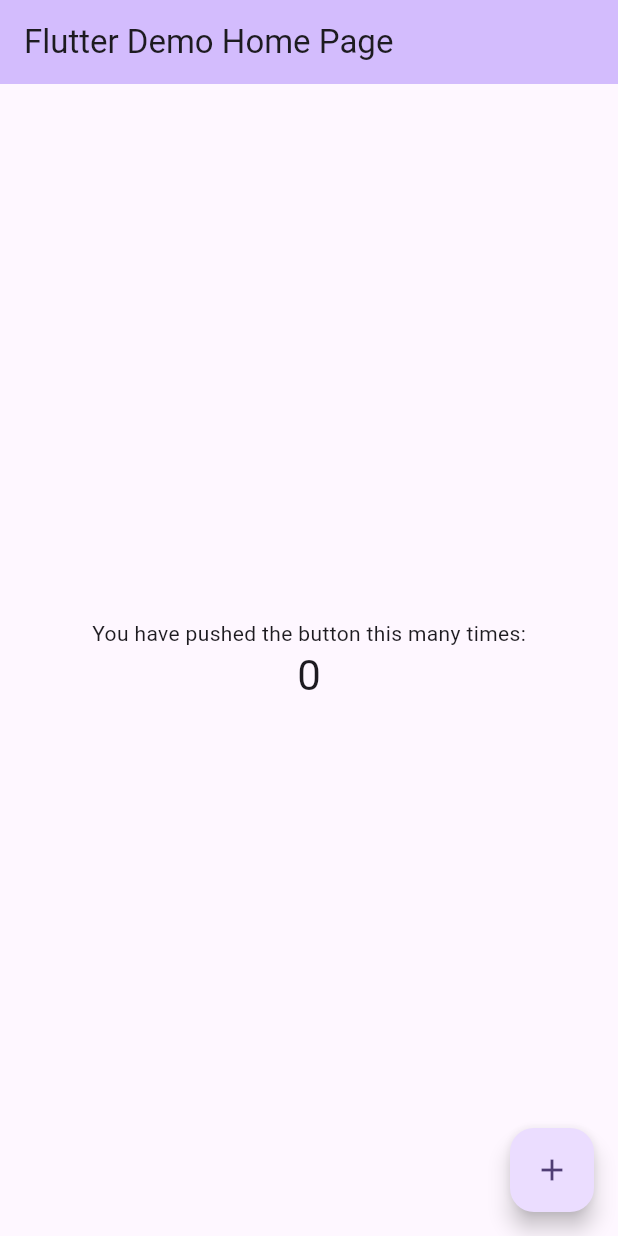
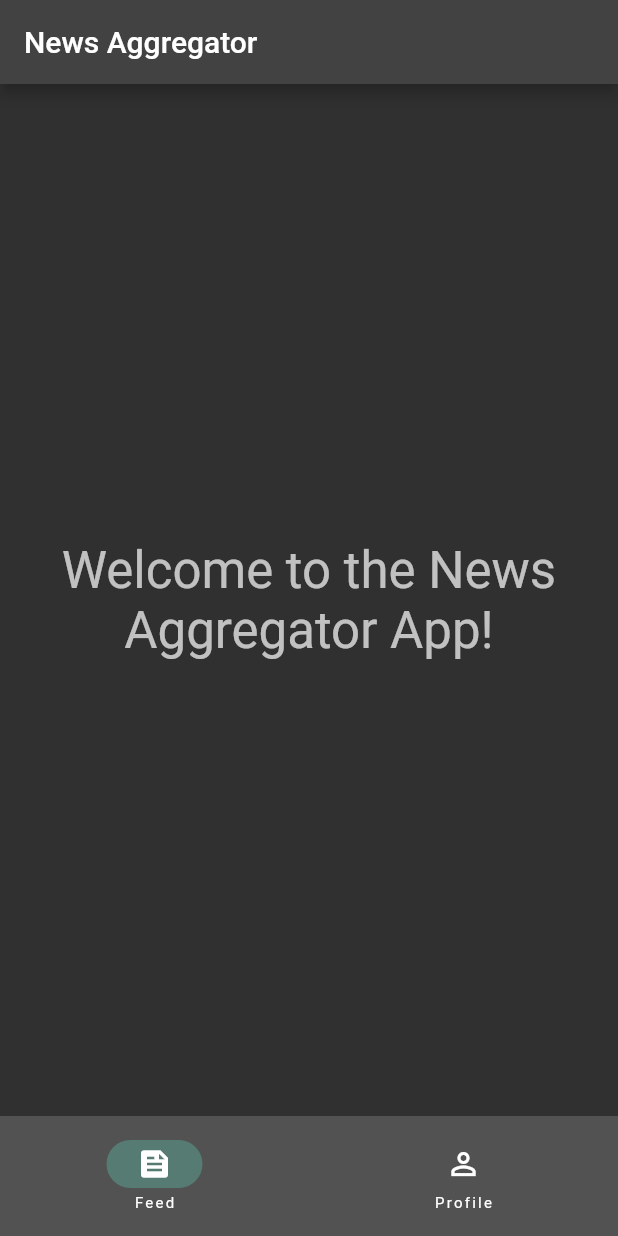
Before and after one commit to valehasadli/news-mobile, a Flutter app: the screen it shows after launch, on a phone screen of 412 x 824 dp. Run offline on Flutter 3.47's test engine with Material 2 defaults, Android fonts, the phone set to English and light mode, and no system bars; our stand-ins replace flutter_riverpod, go_router.

Commit message:
folder structure and routing

```diff
--- /dev/null
+++ b/lib/features/landing/presentation/landing_screen.dart
@@ -0,0 +1,21 @@
+import 'package:flutter/material.dart';
+
+class LandingScreen extends StatelessWidget {
+  const LandingScreen({super.key});
+
+  @override
+  Widget build(BuildContext context) {
+    return Scaffold(
+      appBar: AppBar(
+        title: const Text('News Aggregator'),
+      ),
+      body: Center(  // This will center the child widget on the screen
+        child: Text(
+          'Welcome to the News Aggregator App!', // The text you want to display
+          style: Theme.of(context).textTheme.headline4, // Optional: Applying a text theme
+          textAlign: TextAlign.center, // Optional: Centering the text inside the Text widget
+        ),
+      ),
+    );
+  }
+}
--- /dev/null
+++ b/lib/localization/string_hardcoded.dart
@@ -0,0 +1,3 @@
+extension StringHardcoded on String {
+  String get hardcoded => this;
+}
--- a/lib/main.dart
+++ b/lib/main.dart
@@ -1,125 +1,22 @@
 import 'package:flutter/material.dart';
+import 'package:flutter_riverpod/flutter_riverpod.dart';
+import 'routing/app_router.dart';
 
-void main() {
-  runApp(const MyApp());
+Future<void> main() async {
+  runApp(const ProviderScope(child: MyApp()));
 }
 
-class MyApp extends StatelessWidget {
+class MyApp extends ConsumerWidget {
   const MyApp({super.key});
 
-  // This widget is the root of your application.
   @override
-  Widget build(BuildContext context) {
-    return MaterialApp(
+  Widget build(BuildContext context, WidgetRef ref) {
+    final goRouter = ref.watch(goRouterProvider);
+    return MaterialApp.router(
+      routerConfig: goRouter,
       title: 'Flutter Demo',
-      theme: ThemeData(
-        // This is the theme of your application.
-        //
-        // TRY THIS: Try running your application with "flutter run". You'll see
-        // the application has a blue toolbar. Then, without quitting the app,
-        // try changing the seedColor in the colorScheme below to Colors.green
-        // and then invoke "hot reload" (save your changes or press the "hot
-        // reload" button in a Flutter-supported IDE, or press "r" if you used
-        // the command line to start the app).
-        //
-        // Notice that the counter didn't reset back to zero; the application
-        // state is not lost during the reload. To reset the state, use hot
-        // restart instead.
-        //
-        // This works for code too, not just values: Most code changes can be
-        // tested with just a hot reload.
-        colorScheme: ColorScheme.fromSeed(seedColor: Colors.deepPurple),
-        useMaterial3: true,
-      ),
-      home: const MyHomePage(title: 'Flutter Demo Home Page'),
+      debugShowCheckedModeBanner: false,
+      theme: ThemeData.dark(),
     );
   }
 }
-
-class MyHomePage extends StatefulWidget {
-  const MyHomePage({super.key, required this.title});
-
-  // This widget is the home page of your application. It is stateful, meaning
-  // that it has a State object (defined below) that contains fields that affect
-  // how it looks.
-
-  // This class is the configuration for the state. It holds the values (in this
-  // case the title) provided by the parent (in this case the App widget) and
-  // used by the build method of the State. Fields in a Widget subclass are
-  // always marked "final".
-
-  final String title;
-
-  @override
-  State<MyHomePage> createState() => _MyHomePageState();
-}
-
-class _MyHomePageState extends State<MyHomePage> {
-  int _counter = 0;
-
-  void _incrementCounter() {
-    setState(() {
-      // This call to setState tells the Flutter framework that something has
-      // changed in this State, which causes it to rerun the build method below
-      // so that the display can reflect the updated values. If we changed
-      // _counter without calling setState(), then the build method would not be
-      // called again, and so nothing would appear to happen.
-      _counter++;
-    });
-  }
-
-  @override
-  Widget build(BuildContext context) {
-    // This method is rerun every time setState is called, for instance as done
-    // by the _incrementCounter method above.
-    //
-    // The Flutter framework has been optimized to make rerunning build methods
-    // fast, so that you can just rebuild anything that needs updating rather
-    // than having to individually change instances of widgets.
-    return Scaffold(
-      appBar: AppBar(
-        // TRY THIS: Try changing the color here to a specific color (to
-        // Colors.amber, perhaps?) and trigger a hot reload to see the AppBar
-        // change color while the other colors stay the same.
-        backgroundColor: Theme.of(context).colorScheme.inversePrimary,
-        // Here we take the value from the MyHomePage object that was created by
-        // the App.build method, and use it to set our appbar title.
-        title: Text(widget.title),
-      ),
-      body: Center(
-        // Center is a layout widget. It takes a single child and positions it
-        // in the middle of the parent.
-        child: Column(
-          // Column is also a layout widget. It takes a list of children and
-          // arranges them vertically. By default, it sizes itself to fit its
-          // children horizontally, and tries to be as tall as its parent.
-          //
-          // Column has various properties to control how it sizes itself and
-          // how it positions its children. Here we use mainAxisAlignment to
-          // center the children vertically; the main axis here is the vertical
-          // axis because Columns are vertical (the cross axis would be
-          // horizontal).
-          //
-          // TRY THIS: Invoke "debug painting" (choose the "Toggle Debug Paint"
-          // action in the IDE, or press "p" in the console), to see the
-          // wireframe for each widget.
-          mainAxisAlignment: MainAxisAlignment.center,
-          children: <Widget>[
-            const Text(
-              'You have pushed the button this many times:',
-            ),
-            Text(
-              '$_counter',
-              style: Theme.of(context).textTheme.headlineMedium,
-            ),
-          ],
-        ),
-      ),
-      floatingActionButton: FloatingActionButton(
-        onPressed: _incrementCounter,
-        tooltip: 'Increment',
-        child: const Icon(Icons.add),
-      ), // This trailing comma makes auto-formatting nicer for build methods.
-    );
-  }
-}
--- /dev/null
+++ b/lib/routing/app_router.dart
@@ -0,0 +1,51 @@
+import 'package:flutter/material.dart';
+import 'package:flutter_riverpod/flutter_riverpod.dart';
+import 'package:go_router/go_router.dart';
+import '../features/landing/presentation/landing_screen.dart';
+import './scaffold_with_nested_navigation.dart';
+
+enum AppRoute {
+  landing,
+  login,
+  registration,
+  logout,
+  profile,
+  search,
+  preference,
+  feed
+}
+
+// private navigators
+final _rootNavigatorKey = GlobalKey<NavigatorState>();
+final _landingNavigatorKey = GlobalKey<NavigatorState>();
+
+final goRouterProvider = Provider<GoRouter>((ref) {
+  return GoRouter(
+    initialLocation: '/',
+    navigatorKey: _rootNavigatorKey,
+    debugLogDiagnostics: true,
+    routes: [
+      StatefulShellRoute.indexedStack(
+        builder: (BuildContext context, GoRouterState state,
+            StatefulNavigationShell navigationShell) {
+          return ScaffoldWithNestedNavigation(navigationShell: navigationShell);
+        },
+        branches: [
+          StatefulShellBranch(
+            navigatorKey: _landingNavigatorKey,
+            routes: [
+              GoRoute(
+                path: '/',
+                name: AppRoute.landing.name,
+                pageBuilder: (context, state) => NoTransitionPage(
+                  key: state.pageKey,
+                  child: const LandingScreen(),
+                ),
+              ),
+            ],
+          ),
+        ],
+      ),
+    ],
+  );
+});
--- /dev/null
+++ b/lib/routing/scaffold_with_nested_navigation.dart
@@ -0,0 +1,122 @@
+import 'package:flutter/material.dart';
+import 'package:go_router/go_router.dart';
+
+import '../localization/string_hardcoded.dart';
+
+class ScaffoldWithNestedNavigation extends StatelessWidget {
+  const ScaffoldWithNestedNavigation({
+    Key? key,
+    required this.navigationShell,
+  }) : super(key: key ?? const ValueKey('ScaffoldWithNestedNavigation'));
+  final StatefulNavigationShell navigationShell;
+
+  void _goBranch(int index) {
+    navigationShell.goBranch(
+      index,
+      // A common pattern when using bottom navigation bars is to support
+      // navigating to the initial location when tapping the item that is
+      // already active. This example demonstrates how to support this behavior,
+      // using the initialLocation parameter of goBranch.
+      initialLocation: index == navigationShell.currentIndex,
+    );
+  }
+
+  @override
+  Widget build(BuildContext context) {
+    final size = MediaQuery.sizeOf(context);
+    if (size.width < 450) {
+      return ScaffoldWithNavigationBar(
+        body: navigationShell,
+        currentIndex: navigationShell.currentIndex,
+        onDestinationSelected: _goBranch,
+      );
+    } else {
+      return ScaffoldWithNavigationRail(
+        body: navigationShell,
+        currentIndex: navigationShell.currentIndex,
+        onDestinationSelected: _goBranch,
+      );
+    }
+  }
+}
+
+class ScaffoldWithNavigationBar extends StatelessWidget {
+  const ScaffoldWithNavigationBar({
+    super.key,
+    required this.body,
+    required this.currentIndex,
+    required this.onDestinationSelected,
+  });
+
+  final Widget body;
+  final int currentIndex;
+  final ValueChanged<int> onDestinationSelected;
+
+  @override
+  Widget build(BuildContext context) {
+    return Scaffold(
+      body: body,
+      bottomNavigationBar: NavigationBar(
+        selectedIndex: currentIndex,
+        destinations: [
+          NavigationDestination(
+            icon: const Icon(Icons.feed_outlined),
+            selectedIcon: const Icon(Icons.feed),
+            label: 'Feed'.hardcoded,
+          ),
+          NavigationDestination(
+            icon: const Icon(Icons.person_outline),
+            selectedIcon: const Icon(Icons.person),
+            label: 'Profile'.hardcoded,
+          ),
+        ],
+        onDestinationSelected: onDestinationSelected,
+      ),
+    );
+  }
+}
+
+class ScaffoldWithNavigationRail extends StatelessWidget {
+  const ScaffoldWithNavigationRail({
+    super.key,
+    required this.body,
+    required this.currentIndex,
+    required this.onDestinationSelected,
+  });
+
+  final Widget body;
+  final int currentIndex;
+  final ValueChanged<int> onDestinationSelected;
+
+  @override
+  Widget build(BuildContext context) {
+    return Scaffold(
+      body: Row(
+        children: [
+          NavigationRail(
+            selectedIndex: currentIndex,
+            onDestinationSelected: onDestinationSelected,
+            labelType: NavigationRailLabelType.all,
+            destinations: <NavigationRailDestination>[
+              NavigationRailDestination(
+                icon: const Icon(Icons.feed_outlined),
+                selectedIcon: const Icon(Icons.feed),
+                label: Text('Feed'.hardcoded),
+              ),
+              NavigationRailDestination(
+                icon: const Icon(Icons.person_outline),
+                selectedIcon: const Icon(Icons.person),
+                label: Text('Profile'.hardcoded),
+              ),
+            ],
+          ),
+          const VerticalDivider(thickness: 1, width: 1),
+          // This is the main content.
+          Expanded(
+            child: body,
+          ),
+        ],
+      ),
+    );
+  }
+}
```
Also changed, not shown: pubspec.lock, 5 other files.
